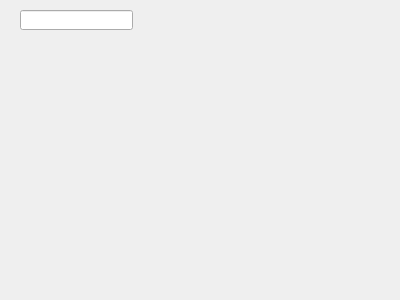
First picture: the form in Lab3/example1.ui, repository MariKush/OOP, before the edit.
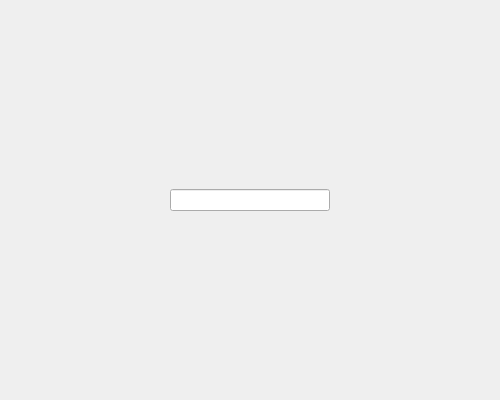
Second picture: the form after the edit.

Patch:
```diff
--- a/Lab3/example1.ui
+++ b/Lab3/example1.ui
@@ -6,38 +6,58 @@
    <rect>
     <x>0</x>
     <y>0</y>
-    <width>400</width>
-    <height>300</height>
+    <width>500</width>
+    <height>400</height>
    </rect>
   </property>
   <property name="windowTitle">
    <string>Dialog</string>
   </property>
-  <widget class="QLineEdit" name="lineEdit">
-   <property name="geometry">
-    <rect>
-     <x>20</x>
-     <y>10</y>
-     <width>113</width>
-     <height>20</height>
-    </rect>
-   </property>
-  </widget>
-  <widget class="QWidget" name="gridLayoutWidget">
-   <property name="geometry">
-    <rect>
-     <x>10</x>
-     <y>60</y>
-     <width>361</width>
-     <height>231</height>
-    </rect>
-   </property>
-   <layout class="QGridLayout" name="gridLayout">
-    <property name="spacing">
-     <number>7</number>
-    </property>
-   </layout>
-  </widget>
+  <layout class="QVBoxLayout" name="verticalLayout">
+   <item>
+    <layout class="QHBoxLayout" name="horizontalLayout">
+     <item>
+      <spacer name="horizontalSpacer">
+       <property name="orientation">
+        <enum>Qt::Horizontal</enum>
+       </property>
+       <property name="sizeHint" stdset="0">
+        <size>
+         <width>40</width>
+         <height>20</height>
+        </size>
+       </property>
+      </spacer>
+     </item>
+     <item>
+      <widget class="QLineEdit" name="lineEdit"/>
+     </item>
+     <item>
+      <spacer name="horizontalSpacer_2">
+       <property name="orientation">
+        <enum>Qt::Horizontal</enum>
+       </property>
+       <property name="sizeHint" stdset="0">
+        <size>
+         <width>40</width>
+         <height>20</height>
+        </size>
+       </property>
+      </spacer>
+     </item>
+    </layout>
+   </item>
+   <item>
+    <layout class="QGridLayout" name="gridLayout">
+     <property name="topMargin">
+      <number>0</number>
+     </property>
+     <property name="spacing">
+      <number>0</number>
+     </property>
+    </layout>
+   </item>
+  </layout>
  </widget>
  <resources/>
  <connections/>
```
